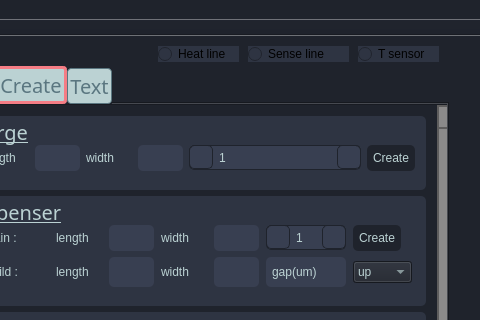
Above: mainwindow.ui from pandix73/qtgraphics before the change; both pictures show x 802 to 1282 and y 0 to 320 of the 1282 by 696 pixel window. Below: the same form after it.
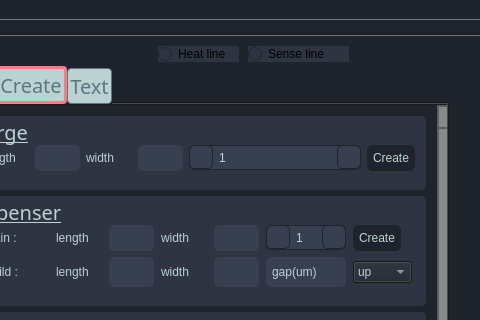
That is the form after the change. Icons and pictures are not drawn.

Diff of the .ui file:
```diff
--- a/mainwindow.ui
+++ b/mainwindow.ui
@@ -2908,22 +2908,6 @@
      <string>Welcome to NTHU Chip Map Creator!</string>
     </property>
    </widget>
-   <widget class="QRadioButton" name="temperature_sensor">
-    <property name="geometry">
-     <rect>
-      <x>1160</x>
-      <y>10</y>
-      <width>81</width>
-      <height>16</height>
-     </rect>
-    </property>
-    <property name="styleSheet">
-     <string notr="true">	background-color : rgb(46, 52, 66);</string>
-    </property>
-    <property name="text">
-     <string>T sensor</string>
-    </property>
-   </widget>
    <widget class="QRadioButton" name="heat_line">
     <property name="enabled">
      <bool>true</bool>
```
Left out of the diff: 2 changed lines with no effect on the pictures.
